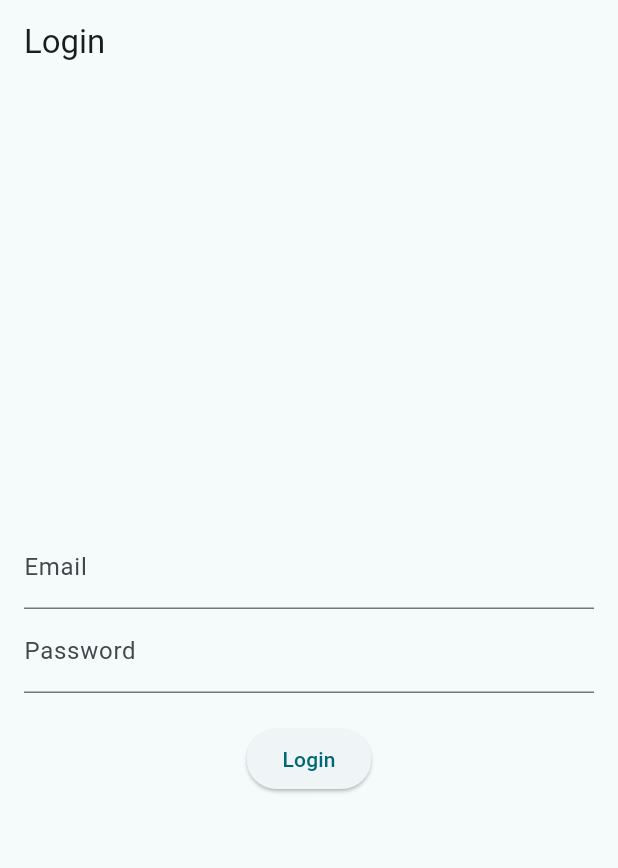
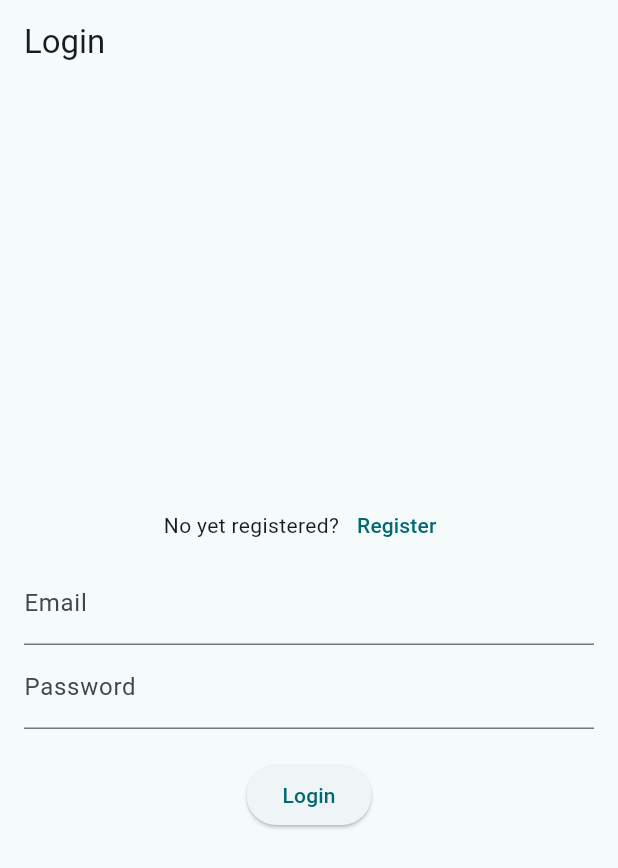
Before and after one commit to Tonydecarvalho/HealthSyncyCare, a Flutter app: the screen it shows after launch, after a tap on "Login", on a phone screen of 412 x 824 dp. Shown: the top 868 px of the screen. Run offline on Flutter 3.47's test engine with Material 3 defaults, Android fonts, the phone set to English and light mode, and no system bars; our stand-ins replace cloud_firestore, firebase_auth, firebase_core, table_calendar; accounts and stored records are empty.

Commit message:
Login redirection

```diff
--- a/lib/screens/login_screen.dart
+++ b/lib/screens/login_screen.dart
@@ -3,6 +3,7 @@ import 'package:firebase_auth/firebase_auth.dart';
 import 'package:flutter/material.dart';
 import 'package:healthsyncycare/screens/patient/home_screen.dart';
 import 'package:healthsyncycare/screens/doctor/home_screen_doctor.dart';
+import 'package:healthsyncycare/screens/register_screen.dart';
 
 class LoginPage extends StatefulWidget {
   @override
@@ -59,6 +60,11 @@ class _LoginPageState extends State<LoginPage> {
     }
   }
 
+  void _navigateToRegister() {
+    Navigator.of(context).pushReplacement(
+        MaterialPageRoute(builder: (context) => RegisterPage()));
+  }
+
   @override
   Widget build(BuildContext context) {
     return Scaffold(
@@ -70,6 +76,19 @@ class _LoginPageState extends State<LoginPage> {
         child: Column(
           mainAxisAlignment: MainAxisAlignment.center,
           children: [
+            Row(
+              mainAxisAlignment: MainAxisAlignment.center,
+              children: [
+                Text("No yet registered?"),
+                TextButton(
+                  onPressed: _navigateToRegister,
+                  child: Text(
+                    "Register",
+                    style: TextStyle(color: Theme.of(context).primaryColor),
+                  ),
+                ),
+              ],
+            ),
             TextField(
               controller: _emailController,
               decoration: InputDecoration(labelText: 'Email'),
```
